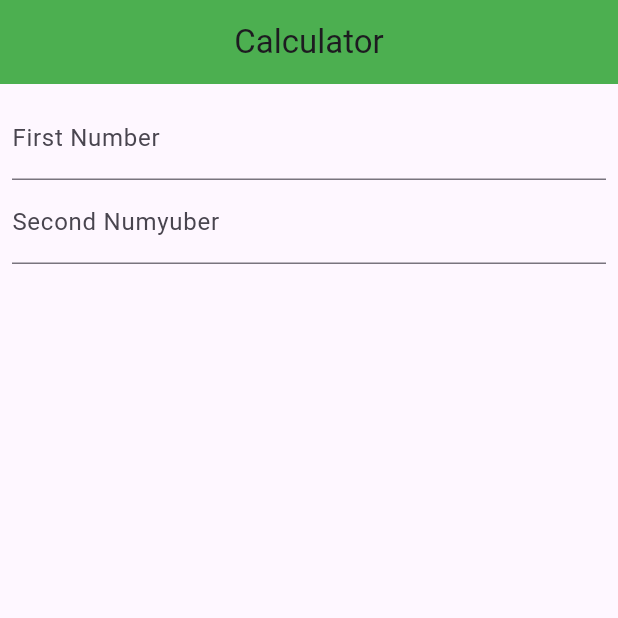
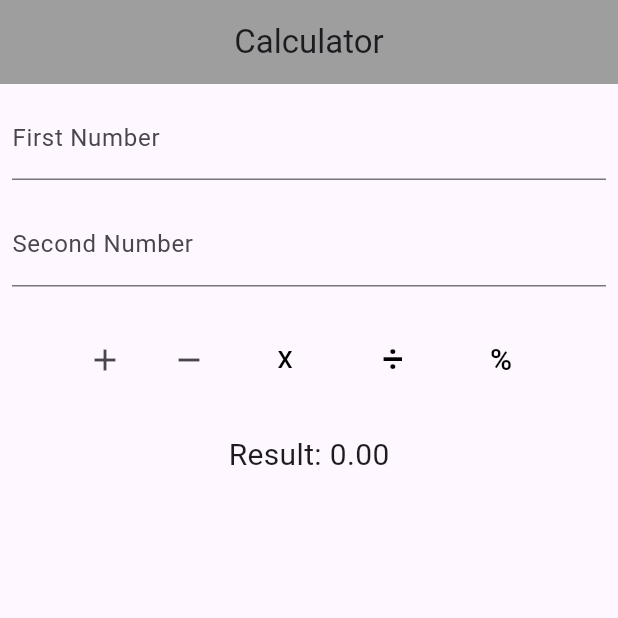
Before and after one commit to AbMamun12/Class-Project, a Flutter app: the screen it shows after launch, on a phone screen of 412 x 824 dp, the top half of it. Run offline on Flutter 3.47's test engine with Material 3 defaults, Android fonts, the phone set to English and light mode, and no system bars.

Commit message:
Sum App, Simple Calculator

```diff
--- a/lib/home_screen.dart
+++ b/lib/home_screen.dart
@@ -8,40 +8,181 @@ class HomeScreen extends StatefulWidget {
 }
 
 class _HomeScreenState extends State<HomeScreen> {
-  final TextEditingController _firstNumTEController = TextEditingController();
-  final TextEditingController _secondNumTEController = TextEditingController();
+  final TextEditingController _firstNumTecController = TextEditingController();
+  final TextEditingController _secondNumTecController = TextEditingController();
+  final GlobalKey<FormState>_formKey=GlobalKey<FormState>();
+
+  double _result = 0;
 
   @override
   Widget build(BuildContext context) {
     return Scaffold(
       appBar: AppBar(
-        title: const Text('Calculator'),
-        backgroundColor: Colors.green,
+        title: Text('Calculator'),
         centerTitle: true,
+        backgroundColor: Colors.grey,
       ),
       body: Padding(
         padding: const EdgeInsets.all(8.0),
+        child: Form(
+          key: _formKey,
           child: Column(
             children: [
-            TextField(
-              controller: _firstNumTEController,
+              TextFormField(
+                controller: _firstNumTecController,
                 keyboardType: TextInputType.number,
-              decoration: InputDecoration(
-                hintText: 'Firfdffst Number',
+                decoration: const InputDecoration(
+                  hintText: 'First Number',
                   labelText: 'First Number',
                 ),
+                  validator: (String? value){
+                    if (value == null || value.isEmpty){
+                      return 'Enter a Value';
+                    }
+                    return null;
+                  }
               ),
-            TextField(
-              controller: _secondNumTEController,
+              const SizedBox(height: 15),
+              TextFormField(
+                controller: _secondNumTecController,
                 keyboardType: TextInputType.number,
-              decoration: InputDecoration(
+                decoration: const InputDecoration(
                   hintText: 'Second Number',
-                labelText: 'Second Numyuber',
+                  labelText: 'Second Number',
+                ),
+                  validator: (String? value){
+                    if (value == null || value.isEmpty){
+                      return 'Enter a Value';
+                    }
+                    return null;
+                  }
+              ),
+              const SizedBox(height: 15),
+              _buildButtonBar(),
+              const SizedBox(height: 15),
+              Text(
+                'Result: ${_result.toStringAsFixed(2)}',
+                style: TextStyle(
+                  fontSize: 20,
                 ),
               ),
             ],
           ),
         ),
+      ),
     );
   }
+  Widget _buildButtonBar(){
+     return ButtonBar(
+       alignment: MainAxisAlignment.center,
+       children: [
+         IconButton(
+             onPressed: _onTapAddButton, icon: const Icon(Icons.add)),
+         IconButton(
+             onPressed: _onTapRemoveButton,
+             icon: const Icon(Icons.remove)),
+         TextButton(
+           onPressed: _onTapMultiplyButton,
+           child: Text(
+             'X',
+             style: TextStyle(
+               color: Colors.black,
+               fontSize: 16,
+               fontWeight: FontWeight.w500,
+             ),
+           ),
+         ),
+         TextButton(
+           onPressed: _onTapDividedButton,
+           child: Text(
+             '÷',
+             style: TextStyle(
+               color: Colors.black,
+               fontSize: 25,
+               fontWeight: FontWeight.w500,
+             ),
+           ),
+         ),
+         TextButton(
+           onPressed: _onTapModulusButton,
+           child: Text(
+             '%',
+             style: TextStyle(
+               color: Colors.black,
+               fontSize: 20,
+               fontWeight: FontWeight.w500,
+             ),
+           ),
+         ),
+       ],
+     );
   }
+
+  void _onTapAddButton() {
+    if (_formKey.currentState!.validate()){
+      double firstNum = double.tryParse(_firstNumTecController.text) ?? 0;
+      double secondNum = double.tryParse(_secondNumTecController.text) ?? 0;
+
+      _result = firstNum + secondNum;
+      setState(() {});
+    }
+
+  }
+
+  void _onTapRemoveButton() {
+    if (_formKey.currentState!.validate()==false){
+      return;
+    }
+    double firstNum = double.tryParse(_firstNumTecController.text) ?? 0;
+    double secondNum = double.tryParse(_secondNumTecController.text) ?? 0;
+
+    _result = firstNum - secondNum;
+    setState(() {});
+  }
+
+  void _onTapMultiplyButton() {
+    if (_formKey.currentState!.validate()==false){
+      return; }
+    double firstNum = double.tryParse(_firstNumTecController.text) ?? 0;
+    double secondNum = double.tryParse(_secondNumTecController.text) ?? 0;
+
+    _result = firstNum * secondNum;
+    setState(() {});
+  }
+
+  void _onTapDividedButton() {
+    if (_formKey.currentState!.validate()==false){
+      return; }
+    double firstNum = double.tryParse(_firstNumTecController.text) ?? 0;
+    double secondNum = double.tryParse(_secondNumTecController.text) ?? 0;
+
+    _result = firstNum / secondNum;
+    setState(() {});
+  }
+
+  void _onTapModulusButton() {
+    if (_formKey.currentState!.validate()==false){
+      return; }
+    double firstNum = double.tryParse(_firstNumTecController.text) ?? 0;
+    double secondNum = double.tryParse(_secondNumTecController.text) ?? 0;
+
+    _result = firstNum % secondNum;
+    setState(() {});
+  }
+  bool _validateTextFields(){
+    if (_firstNumTecController.text.isEmpty){
+      return false;
+    }
+    if (_secondNumTecController.text.isEmpty){
+      return false;
+    }
+    return true;
+  }
+  @override
+  void dispose() {
+    _firstNumTecController.dispose();
+    _secondNumTecController.dispose();
+    super.dispose();
+  }
+
+}
```
Lines whose indentation alone changed are shown as unchanged.
